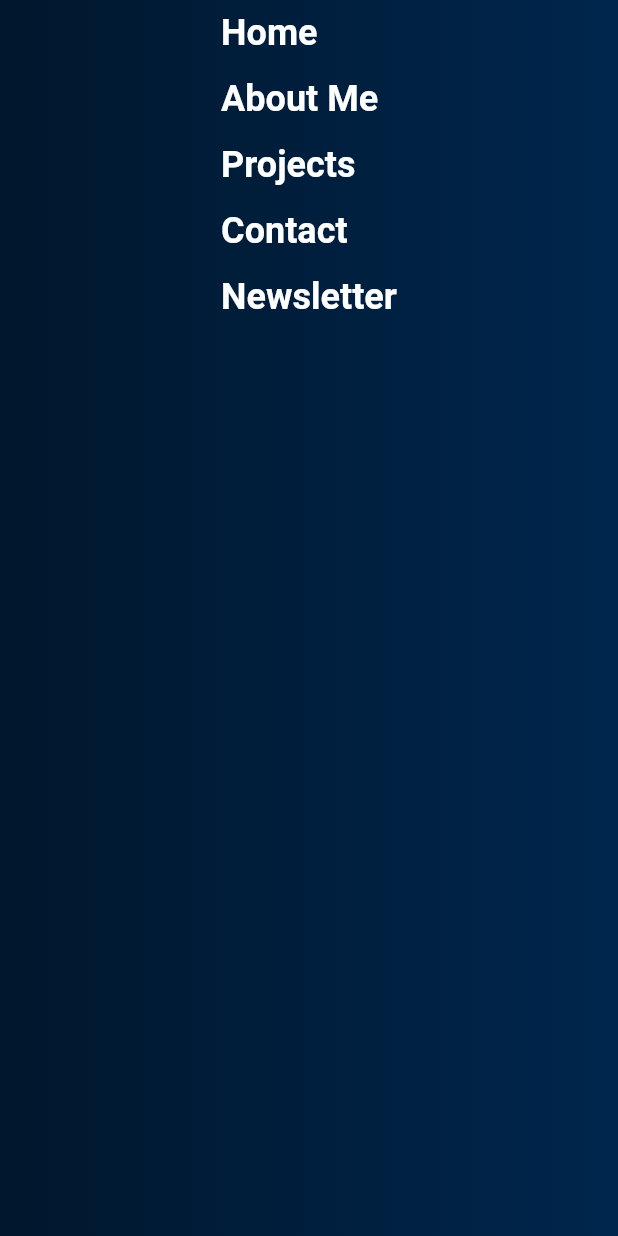
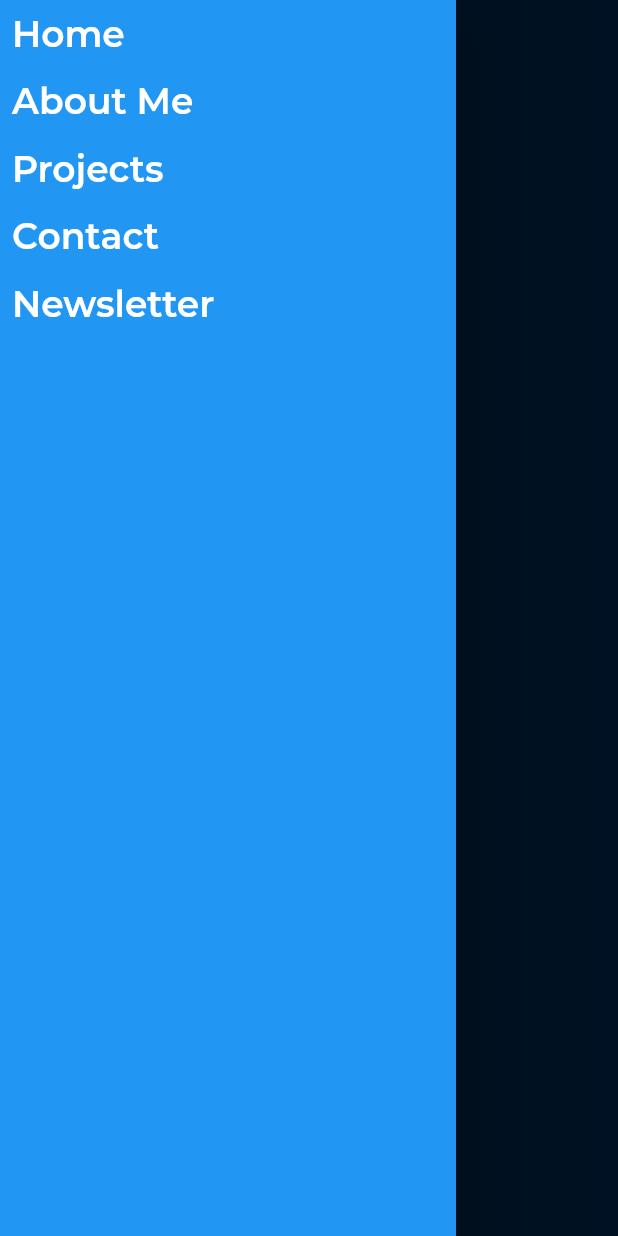
Before and after one commit to mustafatahirhussein/portfolio_app, a Flutter app: the screen it shows after launch, with the side drawer open (before the commit the screen has no drawer), on a phone screen of 412 x 824 dp. Run offline on Flutter 3.47's test engine with Material 2 defaults, Android fonts, the phone set to English and light mode, and no system bars.

Commit message:
Commit at 4:51pm

```diff
--- /dev/null
+++ b/lib/Header/custom_drawer.dart
@@ -0,0 +1,33 @@
+import 'package:flutter/material.dart';
+import 'package:my_portfolio/Header/custom_text.dart';
+
+class CustomDrawer extends StatelessWidget {
+  const CustomDrawer({Key? key}) : super(key: key);
+
+  @override
+  Widget build(BuildContext context) {
+    TextStyle style = TextStyle(
+      color: Color(0xffffffff),
+      fontWeight: FontWeight.bold,
+      fontSize: 24,
+    );
+
+    return Drawer(
+      child: Container(
+        decoration: BoxDecoration(
+          color: Theme.of(context).primaryColor,
+        ),
+        child: ListView(
+          shrinkWrap: true,
+          children: [
+            CustomText(string: "Home", style: style),
+            CustomText(string: "About Me", style: style),
+            CustomText(string: "Projects", style: style),
+            CustomText(string: "Contact", style: style),
+            CustomText(string: "Newsletter", style: style),
+          ],
+        ),
+      ),
+    );
+  }
+}
--- /dev/null
+++ b/lib/Resources/portfolio_theme.dart
@@ -0,0 +1,9 @@
+import 'package:flutter/material.dart';
+
+class PortfolioTheme {
+  static ThemeData portfolioTheme() {
+    return ThemeData(
+      fontFamily: "Montserrat",
+    );
+  }
+}
--- a/lib/main.dart
+++ b/lib/main.dart
@@ -1,4 +1,5 @@
 import 'package:flutter/material.dart';
+import 'package:my_portfolio/Resources/portfolio_theme.dart';
 import 'package:my_portfolio/portfolio.dart';
 
 void main() {
@@ -13,6 +14,7 @@ class MyApp extends StatelessWidget {
   Widget build(BuildContext context) {
     return MaterialApp(
       debugShowCheckedModeBanner: true,
+      theme: PortfolioTheme.portfolioTheme(),
       home: Portfolio(),
     );
   }
--- a/lib/portfolio.dart
+++ b/lib/portfolio.dart
@@ -1,12 +1,14 @@
 import 'package:flutter/material.dart';
+import 'package:my_portfolio/Header/custom_drawer.dart';
 import 'package:my_portfolio/Header/custom_text.dart';
 
 class Portfolio extends StatelessWidget {
-  const Portfolio({Key? key}) : super(key: key);
+  Portfolio({Key? key}) : super(key: key);
+
+  final sKey = GlobalKey<ScaffoldState>();
 
   @override
   Widget build(BuildContext context) {
-
     TextStyle style = TextStyle(
       color: Color(0xffffffff),
       fontWeight: FontWeight.bold,
@@ -14,11 +16,15 @@ class Portfolio extends StatelessWidget {
     );
 
     return Scaffold(
-      body: buildView(context,style),
+      key: sKey,
+      body: buildView(context, style),
+      drawer: MediaQuery.of(context).size.width > 600
+          ? Container()
+          : CustomDrawer(),
     );
   }
 
-  Widget buildView(BuildContext context,TextStyle style) {
+  Widget buildView(BuildContext context, TextStyle style) {
     return Container(
       height: double.infinity,
       width: double.infinity,
@@ -33,44 +39,55 @@ class Portfolio extends StatelessWidget {
       child: Column(
         mainAxisAlignment: MainAxisAlignment.start,
         children: [
-          MediaQuery.of(context).size.width > 650 ? buildHeaderTablet(context,style) : buildHeaderMobile(context, style),
+          MediaQuery.of(context).size.width > 600
+              ? buildHeaderTablet(context, style)
+              : buildHeaderMobile(context, style),
         ],
       ),
     );
   }
 
-  Widget buildHeaderMobile(BuildContext context,TextStyle style) {
-    return Column(
-      mainAxisAlignment: MainAxisAlignment.start,
-      crossAxisAlignment: CrossAxisAlignment.start,
-      children: [
-
-        CustomText(string: "Home", style: style),
-        CustomText(string: "About Me", style: style),
-        CustomText(string: "Projects", style: style),
-        CustomText(string: "Contact", style: style),
-        CustomText(string: "Newsletter", style: style),
-
-
-      ],
+  Widget buildHeaderMobile(BuildContext context, TextStyle style) {
+    return Align(
+      alignment: Alignment.topLeft,
+      child: IconButton(
+          onPressed: () {
+            if (sKey.currentState!.isDrawerOpen) {
+              sKey.currentState!.openEndDrawer();
+            } else {
+              sKey.currentState!.openDrawer();
+            }
+          },
+          icon: Icon(
+            Icons.more_vert_outlined,
+            color: Color(0xffffffff),
+          )),
     );
   }
 
-  Widget buildHeaderTablet(BuildContext context,TextStyle style) {
+  Widget buildHeaderTablet(BuildContext context, TextStyle style) {
     return Row(
       mainAxisAlignment: MainAxisAlignment.spaceEvenly,
-      mainAxisSize: MainAxisSize.min,
       children: [
-
-        Icon(Icons.ac_unit_outlined,size: 70,color: Color(0xffffffff),),
+        Icon(
+          Icons.dark_mode_rounded,
+          size: 50,
+          color: Color(0xffffffff),
+        ),
         Spacer(),
-
-        CustomText(string: "Home", style: style),
-        CustomText(string: "About Me", style: style),
-        CustomText(string: "Projects", style: style),
-        CustomText(string: "Contact", style: style),
-        CustomText(string: "Newsletter", style: style),
-
+        Expanded(
+          child: Wrap(
+            alignment: WrapAlignment.start,
+            crossAxisAlignment: WrapCrossAlignment.start,
+            children: [
+              CustomText(string: "Home", style: style),
+              CustomText(string: "About Me", style: style),
+              CustomText(string: "Projects", style: style),
+              CustomText(string: "Contact", style: style),
+              CustomText(string: "Newsletter", style: style),
+            ],
+          ),
+        ),
       ],
     );
   }
```
Also changed, not shown: pubspec.yaml (+20 -13 lines), fonts/Montserrat-BlackItalic.ttf (added), fonts/Montserrat-BoldItalic.ttf (added), fonts/Montserrat-Italic.ttf (added), fonts/Montserrat-Light.ttf (added), fonts/Montserrat-Medium.ttf (added), fonts/Montserrat-Regular.ttf (added), fonts/Montserrat-SemiBold.ttf (added), fonts/Montserrat-Thin.ttf (added), pubspec.lock, 2 other files.
